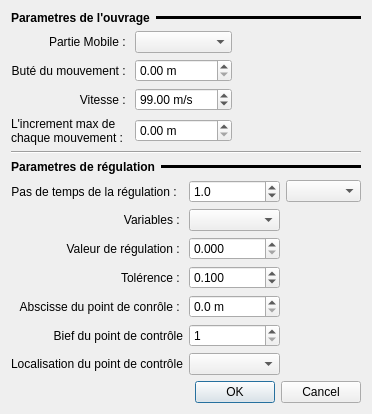
First picture: the form in ui/structures/ui_floodgate.ui, repository Artelia/Mascaret, before the edit.
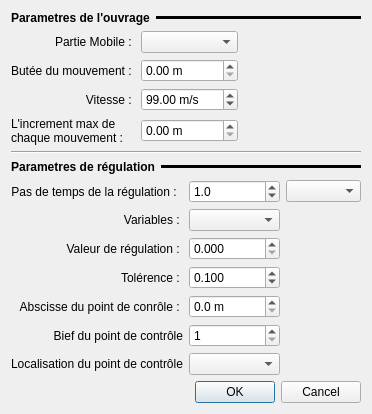
Second picture: the form after the edit.

The edit to the form file:
```diff
--- a/ui/structures/ui_floodgate.ui
+++ b/ui/structures/ui_floodgate.ui
@@ -138,7 +138,7 @@
          <item row="1" column="0">
           <widget class="QLabel" name="label_4">
            <property name="text">
-            <string>Buté du mouvement : </string>
+            <string>Butée du mouvement : </string>
            </property>
            <property name="alignment">
             <set>Qt::AlignRight|Qt::AlignTrailing|Qt::AlignVCenter</set>
```
Left out of the diff: 2 changed lines with no effect on the pictures.
